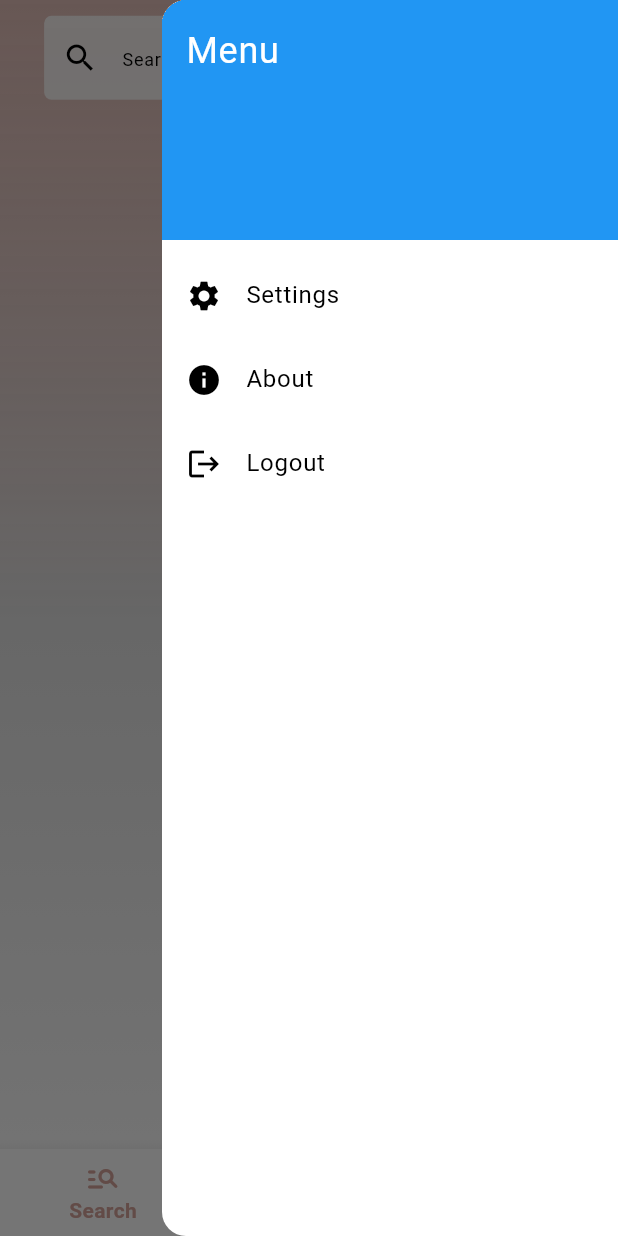
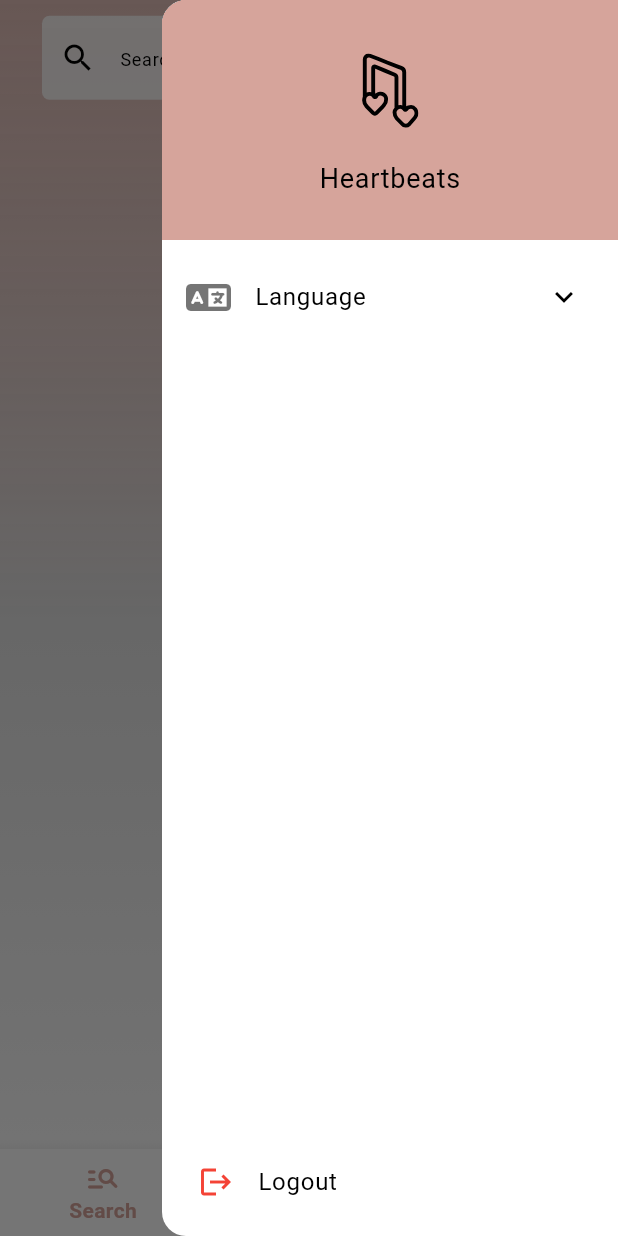
Before and after one commit to asda-projects/map, a Flutter app: the screen it shows once a user with an empty profile is signed in, with the side drawer open, on a phone screen of 412 x 824 dp. Run offline on Flutter 3.47's test engine with Material 3 defaults, Android fonts, the phone set to English and light mode, and no system bars; our stand-ins replace animated_background, firebase_auth, firebase_core, flutter_dotenv, flutter_svg, font_awesome_flutter and 1 more; missing offline and left inert: flutter_facebook_auth; accounts and stored records are empty.

Commit message:
feat(frontend): menu full builded to translate the screen texts

```diff
--- a/frontend/lib/presentation/assets/l10n/intl_en.arb
+++ b/frontend/lib/presentation/assets/l10n/intl_en.arb
@@ -25,6 +25,7 @@
   "search": "Search",
   "menu": "Menu",
   "downloadedMusic": "Downloaded",
-  "favoriteMusic": "Favorite"
+  "favoriteMusic": "Favorite",
+  "logout": "Logout"
 
 }
--- a/frontend/lib/presentation/assets/l10n/intl_pt.arb
+++ b/frontend/lib/presentation/assets/l10n/intl_pt.arb
@@ -25,6 +25,8 @@
   "search": "Procurar",
   "menu": "Menu",
   "downloadedMusic": "Baixadas",
-  "favoriteMusic": "Favoritas"
+  "favoriteMusic": "Favoritas",
+  "logout": "Sair"
+
 
 }
--- a/frontend/lib/presentation/assets/l10n/intl_th.arb
+++ b/frontend/lib/presentation/assets/l10n/intl_th.arb
@@ -25,5 +25,6 @@
   "search": "ค้นหา",
   "menu": "เมนู",
   "downloadedMusic": "ที่ดาวน์โหลด",
-  "favoriteMusic": "รายการโปรด"
+  "favoriteMusic": "รายการโปรด",
+  "logout": "ออกจากระบบ"
 }
--- /dev/null
+++ b/frontend/lib/presentation/boilerplate/drawer_menu.dart
@@ -0,0 +1,114 @@
+import 'package:flutter/material.dart';
+import 'package:flutter_svg/flutter_svg.dart';
+import 'package:font_awesome_flutter/font_awesome_flutter.dart';
+import 'package:frontend/domain/services/firebase_auth.dart';
+import 'package:frontend/domain/utils/paths.dart';
+import 'package:frontend/presentation/assets/l10n/generated/l10n.dart';
+
+class MyDrawer extends StatefulWidget {
+  final String headerTitle;
+  final Color headerColor;
+  final TextStyle headerTextStyle;
+  final Function(Locale) onLocaleChange; // Callback for locale change
+
+  const MyDrawer({
+    super.key,
+    required this.onLocaleChange, // Required callback
+    this.headerTitle = 'Menu',
+    this.headerColor = const Color(0xFFD6A49B),
+    this.headerTextStyle = const TextStyle(
+      color: Colors.white,
+      fontSize: 24,
+      fontWeight: FontWeight.bold,
+    ),
+  });
+
+  @override
+  State<MyDrawer> createState() => _MyDrawerState();
+}
+
+class _MyDrawerState extends State<MyDrawer> {
+  FirebaseAuthService firebaseAuth = FirebaseAuthService();
+  Locale _selectedLocale = const Locale('en'); // Default language
+
+  @override
+  Widget build(BuildContext context) {
+    return Drawer(
+  child: Column(
+    crossAxisAlignment: CrossAxisAlignment.stretch, // Expand width
+    children: [
+      // Full-Width Drawer Header
+      SizedBox(
+        width: double.infinity, // Ensures full width
+        child: DrawerHeader(
+          decoration: BoxDecoration(color: widget.headerColor),
+          child: Column(
+            mainAxisAlignment: MainAxisAlignment.spaceBetween,
+            crossAxisAlignment: CrossAxisAlignment.center,
+            children: [
+              const Spacer(),
+              SvgPicture.asset(
+                '${DirPath.media}logo.svg', // Path to your logo
+                height: 50,
+              ),
+              const Spacer(),
+              const Text(
+                "Heartbeats",
+                style: TextStyle(fontSize: 18),
+              ),
+              const Spacer(),
+            ],
+          ),
+        ),
+      ),
+
+      // ExpansionTile (Language Selection)
+      ExpansionTile(
+        leading: const FaIcon(FontAwesomeIcons.language, color: Colors.black54),
+        title: Text(S.of(context).selectedLanguage),
+        childrenPadding: const EdgeInsets.symmetric(horizontal: 16.0),
+        children: [
+          _buildLanguageTile(context, const Locale('en'), 'English'),
+          _buildLanguageTile(context, const Locale('pt'), 'Português'),
+          _buildLanguageTile(context, const Locale('th'), 'ไทย'),
+        ],
+      ),
+
+      // Spacer pushes ListTile (Logout) to the bottom
+      const Spacer(),
+
+      // Logout Button
+      Padding(
+        padding: const EdgeInsets.symmetric(horizontal: 8.0, vertical: 8),
+        child: ListTile(
+          leading: const Icon(Icons.logout, color: Colors.red),
+          title: Text(S.of(context).logout),
+          onTap: () {
+            firebaseAuth.logout();
+            Navigator.pop(context); // Close the drawer
+          },
+        ),
+      ),
+    ],
+  ),
+);
+
+
+  }
+
+  /// Builds each language selection tile
+  Widget _buildLanguageTile(BuildContext context, Locale locale, String label) {
+    return ListTile(
+      title: Text(label),
+      onTap: () {
+
+        setState(() {
+          _selectedLocale = locale;
+        });
+
+        widget.onLocaleChange(locale);
+        Navigator.pop(context);
+      },
+    );
+  }
+}
--- a/frontend/lib/presentation/screens/main/on_main.dart
+++ b/frontend/lib/presentation/screens/main/on_main.dart
@@ -1,6 +1,7 @@
 
 
 import 'package:flutter/material.dart';
+import 'package:frontend/presentation/boilerplate/drawer_menu.dart';
 
 import 'package:frontend/presentation/boilerplate/navigation_bar.dart';
 import 'package:frontend/presentation/screens/main/downloaded/on_download.dart';
@@ -77,44 +78,7 @@ class OnMainScreenState extends State<OnMainScreen> {
              extendBodyBehindAppBar: true, // Allows content to extend behind the AppBar
             backgroundColor: Colors.transparent,
 
-            endDrawer: Drawer(
-        child: ListView(
-          padding: EdgeInsets.zero,
-          children: [
-            const DrawerHeader(
-              decoration: BoxDecoration(color: Colors.blue),
-              child: Text(
-                'Menu',
-                style: TextStyle(
-                  color: Colors.white,
-                  fontSize: 24,
-                ),
-              ),
-            ),
-            ListTile(
-              leading: const Icon(Icons.settings),
-              title: const Text("Settings"),
-              onTap: () {
-                Navigator.pop(context); // Close drawer
-              },
-            ),
-            ListTile(
-              leading: const Icon(Icons.info),
-              title: const Text("About"),
-              onTap: () {
-                Navigator.pop(context); // Close drawer
-              },
-            ),
-            ListTile(
-              leading: const Icon(Icons.logout),
-              title: const Text("Logout"),
-              onTap: () {
-                Navigator.pop(context); // Close drawer
-              },
-            ),
-          ],
-        ),
-      ),
+            endDrawer: MyDrawer(onLocaleChange: widget.onLocaleChange),
         bottomNavigationBar: MyNavigationBar(
           onItemTapped: _onItemTapped,
           selectedIndex: _selectedIndex,
--- a/frontend/lib/presentation/screens/main/search/small_widget_search.dart
+++ b/frontend/lib/presentation/screens/main/search/small_widget_search.dart
@@ -45,7 +45,7 @@ class SmallWidgetSearchState extends State<SmallWidgetSearch> {
                 children: [
                   Spacer(),
                  Expanded(
-                  flex: 7,
+                  flex: 6,
                   child: TextField(
                 decoration: InputDecoration(
                   hintText: S.of(context).searchBarPhrase,
@@ -64,7 +64,7 @@ class SmallWidgetSearchState extends State<SmallWidgetSearch> {
             ),
             Spacer(),
             Expanded(
-                  flex: 2,
+                  flex: 3,
                   child:
             ElevatedButton.icon(
                         onPressed: () {
@@ -92,15 +92,13 @@ class SmallWidgetSearchState extends State<SmallWidgetSearch> {
                         ),
                       )),
            Spacer(),
-           Expanded(
-                  flex: 1,
-                  child:
+
             IconButton(
               icon: const Icon(Icons.menu),
               onPressed: () {
               Scaffold.of(context).openEndDrawer(); // Open right drawer
             },
-            )),
+            ),
            Spacer(),
               ])
 
```
Also changed, not shown: frontend/lib/domain/services/firebase_auth.dart (+17 -13 lines), frontend/lib/presentation/screens/main/downloaded/small_widget_download.dart (+24 -7 lines), frontend/lib/presentation/screens/main/liked/small_widget_liked.dart (+24 -7 lines), frontend/lib/presentation/assets/l10n/generated/intl/messages_en.dart, frontend/lib/presentation/assets/l10n/generated/intl/messages_pt.dart, frontend/lib/presentation/assets/l10n/generated/intl/messages_th.dart, frontend/lib/presentation/assets/l10n/generated/l10n.dart, 1 other file.
